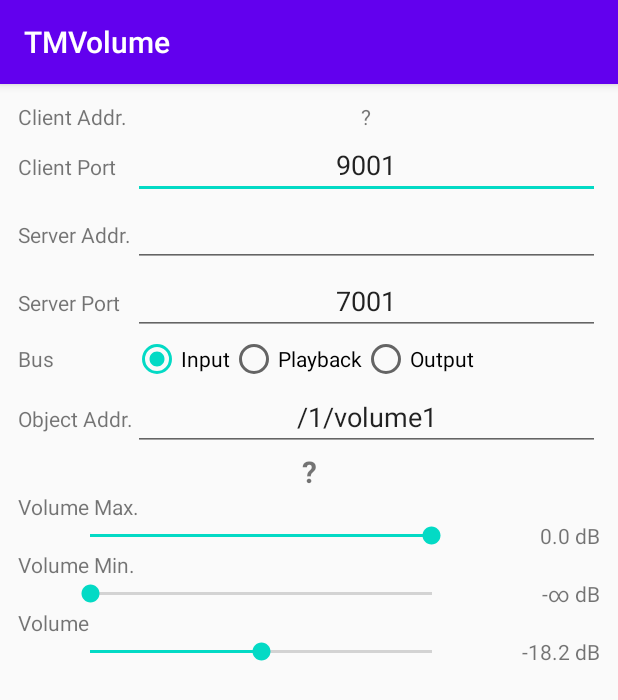
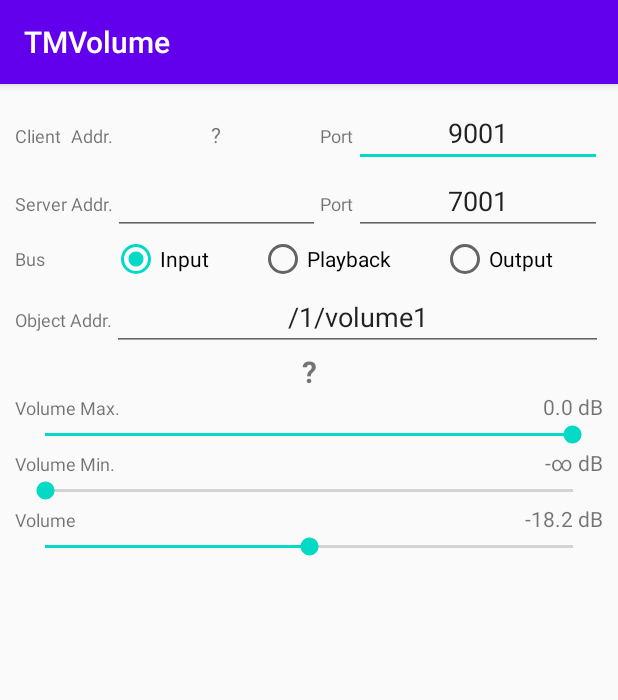
Before and after one commit to tateisu/TMVolume, an Android app: the screen it shows after launch (MainActivity), on a phone screen of 412 x 824 dp. Shown: the top 700 px of the screen. Run offline under Robolectric (Android 15) with nearby library versions, the phone set to English and light mode, and no system bars; libraries missing offline, so code that uses them is left out: com.illposed.osc; 2 statements that could not run were skipped.

Commit message:
update layout

```diff
--- a/app/src/main/java/jp/juggler/tmvolume/FaderVol.kt
+++ b/app/src/main/java/jp/juggler/tmvolume/FaderVol.kt
@@ -725,7 +725,7 @@ object FaderVol {
 
     init {
         for (i in list.indices) {
-            if(i==0) continue
+            if (i == 0) continue
             val a = list[i - 1]
             val b = list[i]
             if (a.faderMax >= b.faderMin) {
@@ -747,7 +747,7 @@ object FaderVol {
                 width = width2
                 continue
             } else if (fader > o.faderMax) {
-                val skip = width2+1
+                val skip = width2 + 1
                 width -= skip
                 start += skip
             } else {
@@ -759,9 +759,10 @@ object FaderVol {
         for (i in IntRange(max(0, start - 1), min(list.size - 1, start + 1))) {
             val o = list[i]
             val delta = abs(fader - (o.faderMax + o.faderMin) / 2.0)
-            if (delta > findDelta) continue
-            findDelta = delta
-            findDb = o.db
+            if (delta < findDelta) {
+                findDelta = delta
+                findDb = o.db
+            }
         }
         return findDb?.formatDb() ?: "?? dB"
     }
--- a/app/src/main/java/jp/juggler/tmvolume/MainActivity.kt
+++ b/app/src/main/java/jp/juggler/tmvolume/MainActivity.kt
@@ -190,6 +190,9 @@ class MainActivity : ScopedActivity() {
         sbVolumeMin.progress = pref.getInt(PREF_VOLUME_MIN, 0)
         sbVolumeMax.progress = pref.getInt(PREF_VOLUME_MAX, seekBarScaling.toInt())
         sbVolume.progress = pref.getInt(PREF_VOLUME, seekBarScaling.toInt() / 2)
+
+        sbVolumeMax.min = sbVolumeMin.progress
+        sbVolumeMin.max = sbVolumeMax.progress
 
         when (pref.getInt(PREF_BUS, 0)) {
             1 -> rbBusPlayback
--- a/app/src/main/res/layout/activity_main.xml
+++ b/app/src/main/res/layout/activity_main.xml
@@ -10,27 +10,33 @@
         android:layout_width="match_parent"
         android:layout_height="wrap_content"
         android:orientation="vertical"
-        android:padding="12dp">
+        android:padding="10dp">
 
         <TableLayout
             android:layout_width="match_parent"
             android:layout_height="wrap_content"
-            android:stretchColumns="1">
+            android:stretchColumns="2,4">
 
             <TableRow>
 
-                <TextView android:text="@string/client_address" />
+                <TextView
+                    android:text="@string/client"
+                    android:textSize="12sp"
+                    android:layout_marginEnd="2dp"
+                    />
+
+                <TextView
+                    android:text="@string/address"
+                    android:textSize="12sp" />
 
                 <TextView
                     android:id="@+id/tvClientAddr"
                     android:gravity="center" />
-            </TableRow>
-
-            <TableRow>
 
                 <TextView
                     android:labelFor="@+id/etClientPort"
-                    android:text="@string/client_port" />
+                    android:text="@string/port"
+                    android:textSize="12sp" />
 
                 <EditText
                     android:id="@+id/etClientPort"
@@ -39,25 +45,30 @@
                     android:inputType="number" />
             </TableRow>
 
-
             <TableRow>
 
                 <TextView
+                    android:text="@string/server"
+                    android:textSize="12sp"
+                    android:layout_marginEnd="2dp"
+
+                    />
+
+                <TextView
                     android:labelFor="@+id/etServerAddr"
-                    android:text="@string/server_address" />
+                    android:text="@string/address"
+                    android:textSize="12sp" />
 
                 <EditText
                     android:id="@+id/etServerAddr"
                     android:gravity="center"
                     android:importantForAutofill="no"
                     android:inputType="textUri" />
-            </TableRow>
-
-            <TableRow>
 
                 <TextView
                     android:labelFor="@+id/etServerPort"
-                    android:text="@string/server_port" />
+                    android:text="@string/port"
+                    android:textSize="12sp" />
 
                 <EditText
                     android:id="@+id/etServerPort"
@@ -65,30 +76,41 @@
                     android:importantForAutofill="no"
                     android:inputType="number" />
             </TableRow>
+        </TableLayout>
+
+        <TableLayout
+            android:layout_width="match_parent"
+            android:layout_height="wrap_content"
+            android:stretchColumns="1">
+
 
             <TableRow>
 
                 <TextView
                     android:layout_height="match_parent"
                     android:gravity="center_vertical"
-                    android:text="@string/bus" />
+                    android:text="@string/bus"
+                    android:textSize="12sp" />
 
                 <RadioGroup android:orientation="horizontal">
 
                     <RadioButton
                         android:id="@+id/rbBusInput"
+                        android:layout_weight="1"
                         android:layout_width="wrap_content"
                         android:layout_height="wrap_content"
                         android:text="@string/input" />
 
                     <RadioButton
                         android:id="@+id/rbBusPlayback"
+                        android:layout_weight="1"
                         android:layout_width="wrap_content"
                         android:layout_height="wrap_content"
                         android:text="@string/playback" />
 
                     <RadioButton
                         android:id="@+id/rbBusOutput"
+                        android:layout_weight="1"
                         android:layout_width="wrap_content"
                         android:layout_height="wrap_content"
                         android:text="@string/output" />
@@ -100,7 +122,8 @@
 
                 <TextView
                     android:labelFor="@+id/etObjectAddress"
-                    android:text="@string/object_address" />
+                    android:text="@string/object_address"
+                    android:textSize="12sp" />
 
                 <EditText
                     android:id="@+id/etObjectAddress"
@@ -119,92 +142,91 @@
             android:textSize="20sp"
             android:textStyle="bold" />
 
-        <TextView
+        <LinearLayout
             android:layout_width="match_parent"
             android:layout_height="wrap_content"
-            android:text="@string/volume_max" />
+            android:orientation="horizontal">
+
+            <TextView
+                android:layout_width="wrap_content"
+                android:layout_height="wrap_content"
+                android:text="@string/volume_max"
+                android:textSize="12sp" />
+
+            <TextView
+                android:id="@+id/tvVolumeMax"
+                android:layout_width="0dp"
+                android:layout_height="wrap_content"
+                android:layout_weight="1"
+                android:gravity="end|center_vertical" />
+        </LinearLayout>
+
+        <SeekBar
+            android:id="@+id/sbVolumeMax"
+            android:layout_width="match_parent"
+            android:layout_height="wrap_content"
+            android:max="100000"
+            android:min="0"
+            android:paddingStart="20dp"
+            android:paddingEnd="20dp" />
 
         <LinearLayout
             android:layout_width="match_parent"
             android:layout_height="wrap_content"
-            android:gravity="center"
             android:orientation="horizontal">
 
-            <SeekBar
-                android:id="@+id/sbVolumeMax"
+            <TextView
+                android:layout_width="wrap_content"
+                android:layout_height="wrap_content"
+                android:text="@string/volume_min"
+                android:textSize="12sp" />
+
+            <TextView
+                android:id="@+id/tvVolumeMin"
                 android:layout_width="0dp"
                 android:layout_height="wrap_content"
                 android:layout_weight="1"
-                android:max="100000"
-                android:min="0"
-                android:paddingStart="48dp"
-                android:paddingEnd="48dp" />
-
-            <TextView
-                android:id="@+id/tvVolumeMax"
-                android:layout_width="64dp"
-                android:layout_height="wrap_content"
-                android:gravity="end|center_vertical" />
-
-        </LinearLayout>
-
-        <TextView
-            android:layout_width="match_parent"
-            android:layout_height="wrap_content"
-            android:text="@string/volume_min" />
-
-        <LinearLayout
-            android:layout_width="match_parent"
-            android:layout_height="wrap_content"
-            android:gravity="center"
-            android:orientation="horizontal">
-
-            <SeekBar
-                android:id="@+id/sbVolumeMin"
-                android:layout_width="0dp"
-                android:layout_height="wrap_content"
-                android:layout_weight="1"
-                android:max="100000"
-                android:min="0"
-                android:paddingStart="48dp"
-                android:paddingEnd="48dp" />
-
-            <TextView
-                android:id="@+id/tvVolumeMin"
-                android:layout_width="64dp"
-                android:layout_height="wrap_content"
                 android:gravity="end|center_vertical" />
         </LinearLayout>
 
-        <TextView
+        <SeekBar
+            android:id="@+id/sbVolumeMin"
             android:layout_width="match_parent"
             android:layout_height="wrap_content"
-            android:text="@string/volume" />
+            android:max="100000"
+            android:min="0"
+            android:paddingStart="20dp"
+            android:paddingEnd="20dp" />
 
 
         <LinearLayout
             android:layout_width="match_parent"
             android:layout_height="wrap_content"
-            android:gravity="center"
+
             android:orientation="horizontal">
 
-            <SeekBar
-                android:id="@+id/sbVolume"
+            <TextView
+                android:layout_width="wrap_content"
+                android:layout_height="wrap_content"
+                android:text="@string/volume"
+                android:textSize="12sp" />
+
+            <TextView
+                android:id="@+id/tvVolume"
                 android:layout_width="0dp"
                 android:layout_height="wrap_content"
                 android:layout_weight="1"
-                android:max="100000"
-                android:min="0"
-                android:paddingStart="48dp"
-                android:paddingEnd="48dp" />
+                android:gravity="end|center_vertical" />
+        </LinearLayout>
 
-            <TextView
-                android:id="@+id/tvVolume"
-                android:layout_width="64dp"
-                android:layout_height="wrap_content"
-                android:gravity="end|center_vertical" />
-
-        </LinearLayout>
+        <SeekBar
+            android:id="@+id/sbVolume"
+            android:layout_width="match_parent"
+            android:layout_height="wrap_content"
+            android:max="100000"
+            android:min="0"
+            android:paddingStart="20dp"
+            android:paddingEnd="20dp" />
 
     </LinearLayout>
 
--- a/app/src/main/res/values/strings.xml
+++ b/app/src/main/res/values/strings.xml
@@ -1,18 +1,19 @@
 <resources>
     <string name="app_name">TMVolume</string>
-    <string name="your_address">Your Addr.</string>
-    <string name="server_address">Server Addr.</string>
-    <string name="server_port">Server Port</string>
-    <string name="object_address">Object Addr.</string>
+
+    <string name="client">Client</string>
+    <string name="server">Server</string>
+    <string name="address">Addr.</string>
+    <string name="port">Port</string>
+
     <string name="bus">Bus</string>
     <string name="input">Input</string>
     <string name="playback">Playback</string>
     <string name="output">Output</string>
+
+    <string name="object_address">Object Addr.</string>
+
     <string name="volume_min">Volume Min.</string>
     <string name="volume_max">Volume Max.</string>
     <string name="volume">Volume</string>
-    <string name="incoming_address">Incoming Addr.</string>
-    <string name="incoming_port">Incoming Port</string>
-    <string name="client_address">Client Addr.</string>
-    <string name="client_port">Client Port</string>
 </resources>
```
